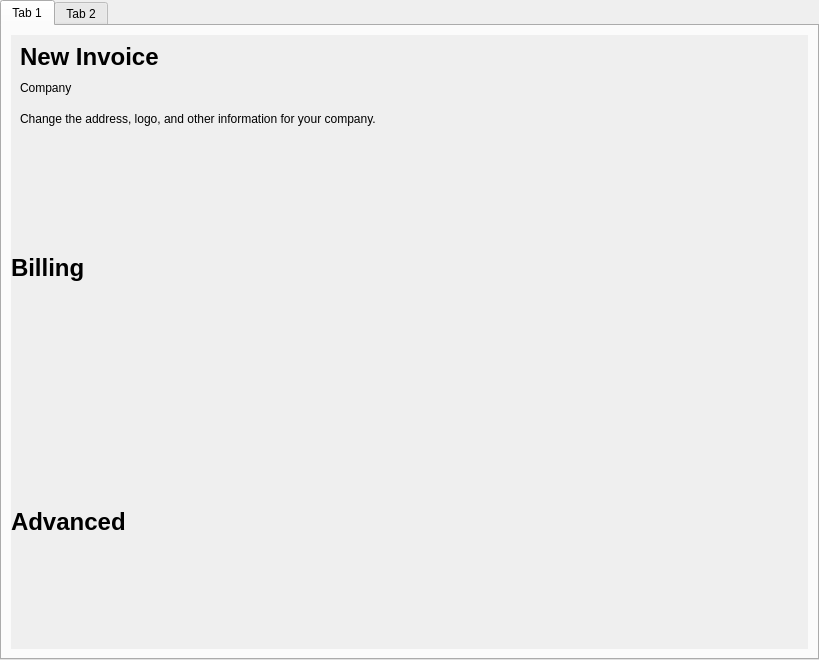
The window that plugins/sales/ui/form.ui (Vahrka/Accounting-Software) describes before a commit, drawn with Qt 5.
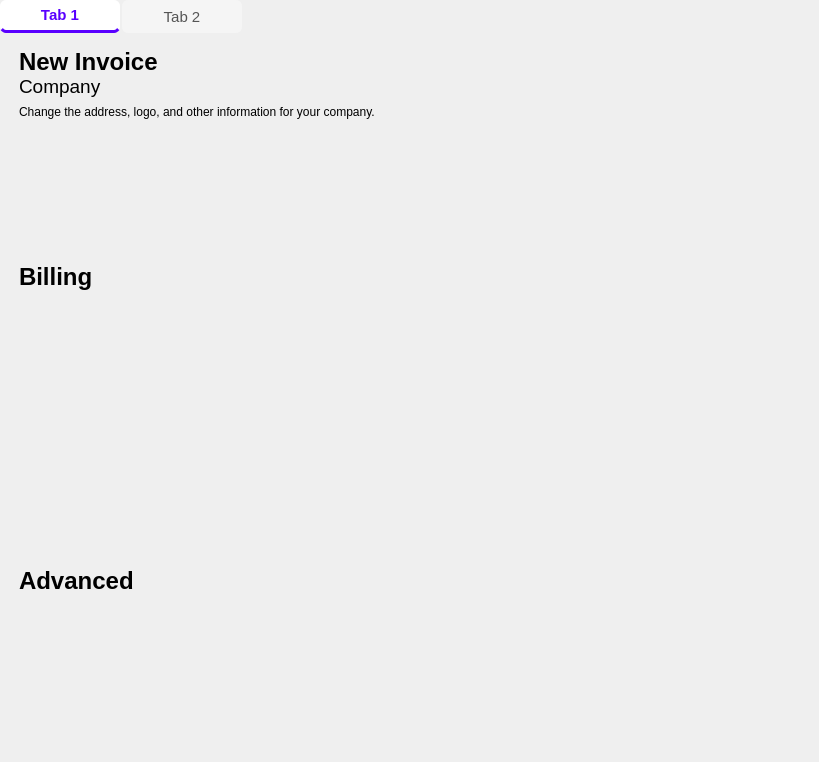
The same window after the commit.

Patch:
```diff
--- a/plugins/sales/ui/form.ui
+++ b/plugins/sales/ui/form.ui
@@ -7,12 +7,76 @@
     <x>0</x>
     <y>0</y>
     <width>819</width>
-    <height>660</height>
+    <height>762</height>
    </rect>
   </property>
   <property name="windowTitle">
    <string>Form</string>
   </property>
+  <property name="styleSheet">
+   <string notr="true">/* ===== Modern Borderless QTabWidget ===== */
+QTabWidget {
+    background: transparent;
+}
+
+/* Remove all borders from the content pane */
+QTabWidget::pane {
+    border: 0;
+    margin: 0;
+    padding: 0;
+    top: -1px; /* Seamless connection with tab bar */
+}
+
+/* Tab bar styling */
+QTabBar {
+    background: transparent;
+    spacing: 4px;
+}
+
+/* Individual tab styling */
+QTabBar::tab {
+    background: #f5f5f5;
+    color: #555;
+    border: 0;
+    border-radius: 6px 6px 0 0;
+    padding: 8px 20px;
+    margin-right: 2px;
+    font-family: 'Segoe UI', system-ui, sans-serif;
+    font-size: 11pt;
+    min-width: 80px;
+}
+
+/* Selected tab */
+QTabBar::tab:selected {
+    background: white;
+    color: #5900ff;
+    border-bottom: 3px solid #5900ff;
+    font-weight: 500;
+}
+
+/* Hover effect */
+QTabBar::tab:hover:!selected {
+    background: #e0e0e0;
+}
+
+/* Disabled tab */
+QTabBar::tab:disabled {
+    color: #aaa;
+    background: #f0f0f0;
+}
+
+/* Left/right scroll buttons (when tabs overflow) */
+QTabBar QToolButton {
+    background: #f0f0f0;
+    border-radius: 4px;
+}
+
+
+QScrollArea {
+    background: transparent;
+}
+</string>
+  </property>
   <layout class="QVBoxLayout" name="verticalLayout">
    <property name="spacing">
     <number>0</number>
@@ -29,7 +93,7 @@
    <property name="bottomMargin">
     <number>0</number>
    </property>
-   <item>
+   <item alignment="Qt::AlignmentFlag::AlignTop">
     <widget class="QTabWidget" name="tabs">
      <property name="currentIndex">
       <number>0</number>
@@ -41,19 +105,28 @@
       <layout class="QGridLayout" name="gridLayout">
        <item row="0" column="0">
         <widget class="QScrollArea" name="scrollArea">
+         <property name="minimumSize">
+          <size>
+           <width>500</width>
+           <height>700</height>
+          </size>
+         </property>
          <property name="styleSheet">
           <string notr="true">border: none;</string>
          </property>
-         <property name="widgetResizable">
-          <bool>true</bool>
+         <property name="frameShadow">
+          <enum>QFrame::Shadow::Raised</enum>
+         </property>
+         <property name="alignment">
+          <set>Qt::AlignmentFlag::AlignHCenter|Qt::AlignmentFlag::AlignTop</set>
          </property>
          <widget class="QWidget" name="scrollbar">
           <property name="geometry">
            <rect>
-            <x>0</x>
+            <x>2</x>
             <y>0</y>
             <width>797</width>
-            <height>610</height>
+            <height>700</height>
            </rect>
           </property>
           <layout class="QVBoxLayout" name="verticalLayout_2">
@@ -61,33 +134,36 @@
             <number>0</number>
            </property>
            <property name="leftMargin">
-            <number>0</number>
+            <number>8</number>
            </property>
            <property name="topMargin">
-            <number>0</number>
+            <number>8</number>
            </property>
            <property name="rightMargin">
-            <number>0</number>
+            <number>8</number>
            </property>
            <property name="bottomMargin">
-            <number>0</number>
+            <number>8</number>
            </property>
            <item>
             <layout class="QVBoxLayout" name="company_area">
              <property name="spacing">
-              <number>6</number>
+              <number>0</number>
+             </property>
+             <property name="sizeConstraint">
+              <enum>QLayout::SizeConstraint::SetMaximumSize</enum>
              </property>
              <property name="leftMargin">
-              <number>9</number>
+              <number>0</number>
              </property>
              <property name="topMargin">
-              <number>9</number>
+              <number>0</number>
              </property>
              <property name="rightMargin">
-              <number>9</number>
+              <number>0</number>
              </property>
              <property name="bottomMargin">
-              <number>9</number>
+              <number>0</number>
              </property>
              <item>
               <widget class="QLabel" name="new_invoice">
@@ -128,6 +204,11 @@
                  <height>25</height>
                 </size>
                </property>
+               <property name="font">
+                <font>
+                 <pointsize>14</pointsize>
+                </font>
+               </property>
                <property name="text">
                 <string>Company</string>
                </property>
@@ -156,6 +237,9 @@
            </item>
            <item>
             <layout class="QHBoxLayout" name="billing_area">
+             <property name="spacing">
+              <number>0</number>
+             </property>
              <item>
               <widget class="QLabel" name="label">
                <property name="font">
@@ -173,6 +257,9 @@
            </item>
            <item>
             <layout class="QHBoxLayout" name="advanced_area">
+             <property name="spacing">
+              <number>0</number>
+             </property>
              <item>
               <widget class="QLabel" name="label_2">
                <property name="font">
```
